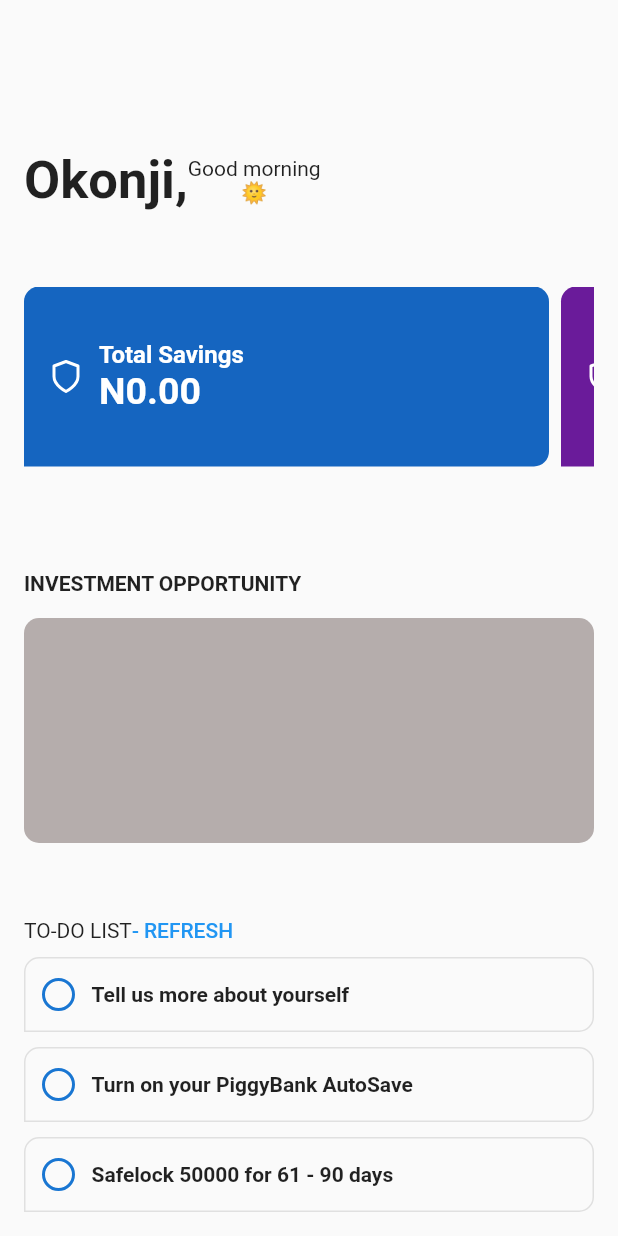
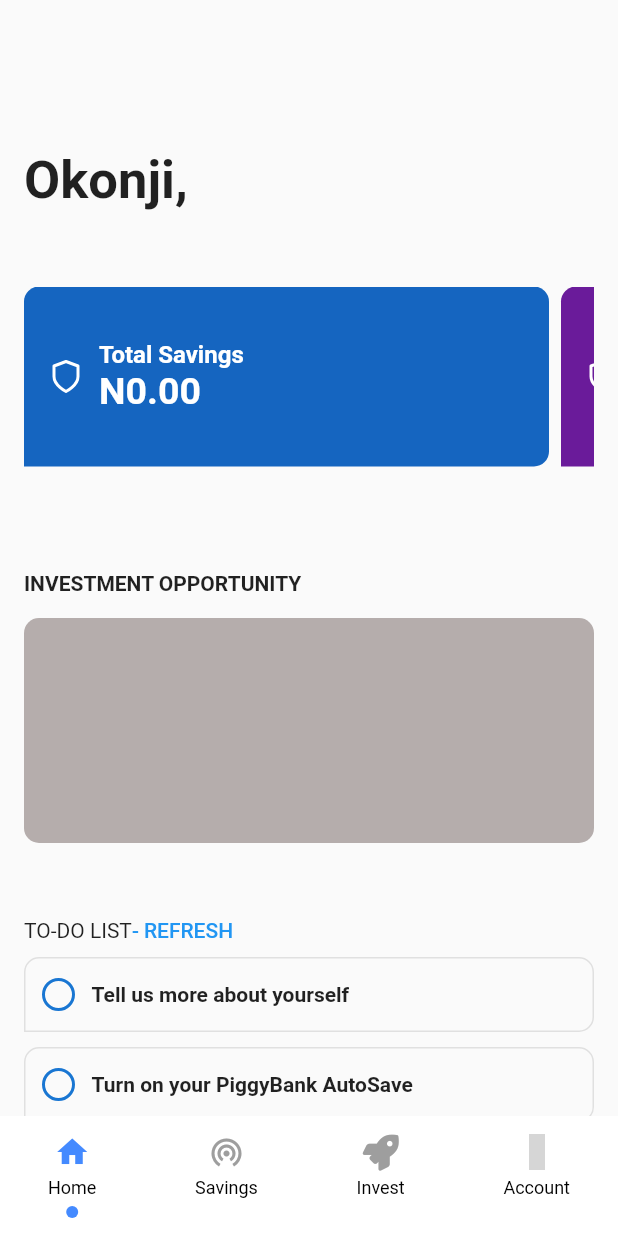
Before and after one commit to pawnjester/piggyvest-ui-clone-flutter, a Flutter app: the screen it shows after launch, on a phone screen of 412 x 824 dp. Run offline on Flutter 3.47's test engine with Material 2 defaults, Android fonts, the phone set to English and light mode, and no system bars; our stand-ins replace flutter_icons, font_awesome_flutter; grey boxes are pictures that could not be loaded.

Commit message:
clean up first page

```diff
--- a/lib/pages/home_page.dart
+++ b/lib/pages/home_page.dart
@@ -2,6 +2,7 @@ import 'package:flutter/cupertino.dart';
 import 'package:flutter/material.dart';
 import 'package:flutter_icons/flutter_icons.dart';
 import 'package:font_awesome_flutter/font_awesome_flutter.dart';
+import 'package:piggyvestclone/widgets/custom_navigation_bar.dart';
 
 class HomePage extends StatefulWidget {
   @override
@@ -29,14 +30,11 @@ class HomePageState extends State<HomePage> {
               children: <Widget>[
                 Row(
                   children: <Widget>[
-                    Text(
-                      "Okonji,",
-                      style:
+                        Text(
+                          "Okonji,",
+                          style:
                           TextStyle(fontSize: 35, fontWeight: FontWeight.bold),
-                    ),
-                    Column(
-                      children: <Widget>[Text("Good morning"), Text('🌞')],
-                    )
+                        ),
                   ],
                 ),
                 SizedBox(
@@ -383,14 +381,14 @@ class HomePageState extends State<HomePage> {
           ),
         ]),
       ),
-//      bottomNavigationBar: CustomNavigationBar(
-//        index: _currentIndex,
-//        onTap: (index) {
-//          setState(() {
-//            _currentIndex = index;
-//          });
-//        },
-//      ),
+      bottomNavigationBar: CustomNavigationBar(
+        index: _currentIndex,
+        onTap: (index) {
+          setState(() {
+            _currentIndex = index;
+          });
+        },
+      ),
     );
   }
 }
--- a/lib/widgets/bottom_navigation_item.dart
+++ b/lib/widgets/bottom_navigation_item.dart
@@ -16,6 +16,10 @@ class BottomNavigationItem extends StatelessWidget {
     return GestureDetector(
       onTap: onTap,
       child: Container(
+        height: 80,
+        child:
+        Padding(
+          padding: const EdgeInsets.symmetric(horizontal: 12, vertical: 12),
           child: Column(
             children: <Widget>[
               Icon(
@@ -27,19 +31,23 @@ class BottomNavigationItem extends StatelessWidget {
               ),
               Text(
                 text,
-              style: TextStyle(color: Colors.black),
+                style: TextStyle(color: Colors.black, fontSize: 12),
               ),
               SizedBox(
                 height: 5,
               ),
-            Container(
+              index == currentIndex ? Container(
                 height: 8,
                 width: 8,
                 decoration: BoxDecoration(
-                  color: Colors.blueAccent,
+                    color: index == currentIndex ? Colors.blueAccent : Colors.grey,
                     shape: BoxShape.circle),
+              ): Container(
+                height: 8,
+                width: 8,
               )
             ],
+          ),
         ),
       ),
     );
--- a/lib/widgets/custom_navigation_bar.dart
+++ b/lib/widgets/custom_navigation_bar.dart
@@ -18,12 +18,12 @@ class _CustomNavigationBarState extends State<CustomNavigationBar> {
   @override
   Widget build(BuildContext context) {
     int _itemIndex = widget.index == null ? 0 : widget.index;
-    return Stack(alignment: Alignment.center, children: [
+    return Stack(
+        alignment: Alignment.center,
+        children: [
       Container(
         height: 80,
-        decoration: BoxDecoration(
-          color: Colors.white
-        ),
+        decoration: BoxDecoration(color: Colors.white),
       ),
       Padding(
         padding: EdgeInsets.only(left: 20, right: 20),
@@ -53,7 +53,7 @@ class _CustomNavigationBarState extends State<CustomNavigationBar> {
               },
             ),
             BottomNavigationItem(
-              icon: Icons.airplanemode_active,
+              icon: FontAwesome.rocket,
               index: 2,
               text: 'Invest',
               currentIndex: _itemIndex,
@@ -63,8 +63,8 @@ class _CustomNavigationBarState extends State<CustomNavigationBar> {
               },
             ),
             BottomNavigationItem(
-              icon: Icons.account_circle,
-              index: 2,
+              icon: MaterialCommunityIcons.account,
+              index: 3,
               text: 'Account',
               currentIndex: _itemIndex,
               onTap: () {
```
Also changed, not shown: images/IMG_09183974D783-1.jpeg (added), images/IMG_0FA9D2245B92-1.jpeg (added). Lines whose indentation alone changed are shown as unchanged.
